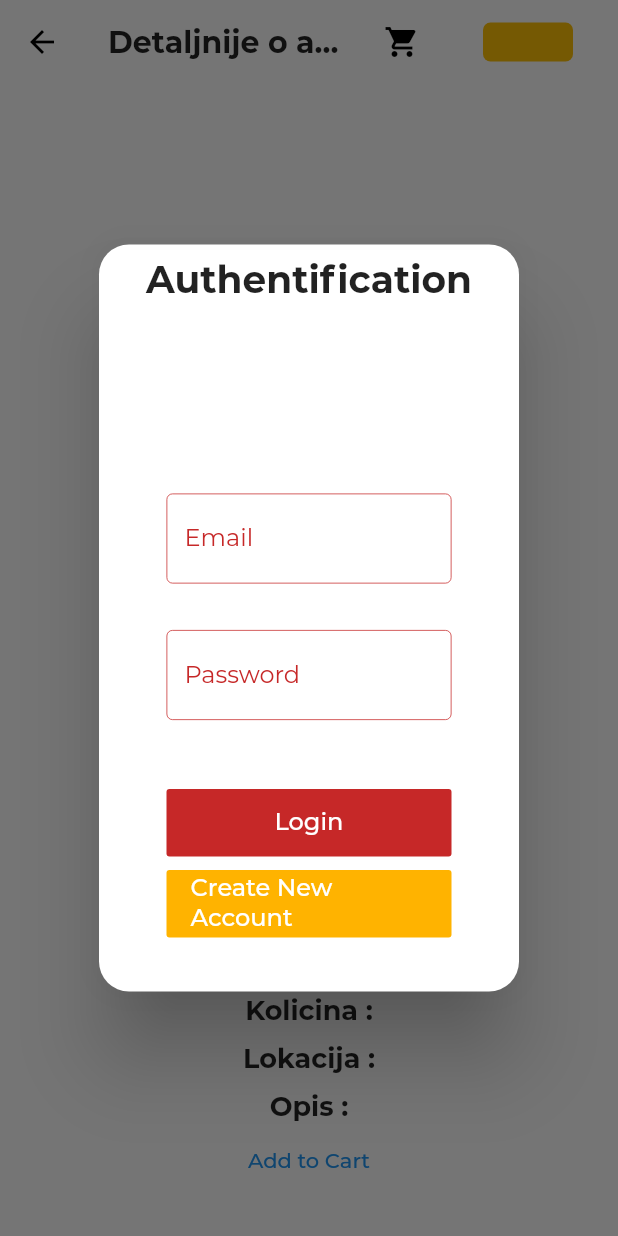
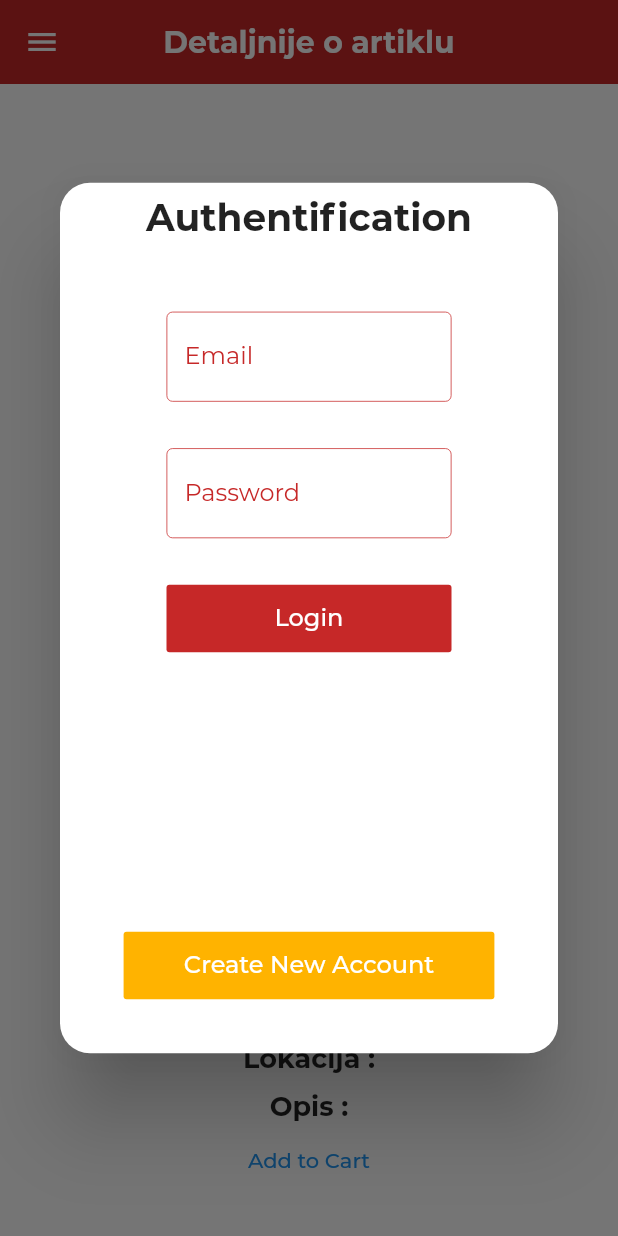
Before and after one commit to hedi-ghodhbane/flutter-shop, a Flutter app: the DetailWidget screen opened directly with empty values, after a tap on "Add to Cart", on a phone screen of 412 x 824 dp. Run offline on Flutter 3.47's test engine with Material 2 defaults, Android fonts, the phone set to English and light mode, and no system bars; drawn by our look-alikes of carousel_slider; our stand-ins replace cached_network_image, cloud_firestore, firebase_auth, firebase_core, flutter_spinkit, get and 3 more; missing offline and left inert: cloud_firestore_web, firebase_auth_web, firebase_core_web; accounts and stored records are empty; statements that could not run were skipped.

Commit message:
responsiveness + fix login issues

```diff
--- a/lib/screens/preartiki.dart
+++ b/lib/screens/preartiki.dart
@@ -330,7 +330,7 @@ class _PregledArtikalaState extends State<PregledArtikala> {
             body: Column(
               crossAxisAlignment: CrossAxisAlignment.start,
               children: [
-                SizedBox(height: 100),
+                SizedBox(height: size == Sizes.Large ? 100 : 20),
                 // size == Sizes.Large || size == Sizes.Medium
                 // ?
                 Row(
@@ -404,14 +404,19 @@ class _PregledArtikalaState extends State<PregledArtikala> {
     return Padding(
       padding: const EdgeInsets.only(left: 40.0, right: 10.0),
       child: Container(
-        width: 400,
+        width: Get.width * 0.4,
         decoration: BoxDecoration(
             borderRadius: BorderRadius.circular(6),
             color: Colors.white,
             border: Border.all(color: Colors.red[800], width: 1.5)),
         child: DropdownButtonHideUnderline(
           child: DropdownButton(
-            hint: Text('Please choose a type'),
+            hint: Text(
+              'Please choose a type',
+              style: TextStyle(
+                  fontSize:
+                      WindowSizes.size(Get.width) == Sizes.Large ? 16 : 14),
+            ),
             isExpanded: true,
             isDense: false,
             iconEnabledColor: Colors.black,
@@ -433,12 +438,18 @@ class _PregledArtikalaState extends State<PregledArtikala> {
                 searchtextEditingController.text = "";
               });
             },
+            style: TextStyle(
+                fontSize: WindowSizes.size(Get.width) == Sizes.Large ? 16 : 14),
             items: itemlist.map((location) {
               return DropdownMenuItem(
                 child: new Container(
                   child: Text(
                     location,
-                    style: TextStyle(fontSize: 16),
+                    style: TextStyle(
+                        color: Colors.black,
+                        fontSize: WindowSizes.size(Get.width) == Sizes.Large
+                            ? 16
+                            : 14),
                   ),
                 ),
                 value: location,
@@ -454,7 +465,7 @@ class _PregledArtikalaState extends State<PregledArtikala> {
     return Padding(
       padding: const EdgeInsets.only(left: 10.0, right: 40.0),
       child: Container(
-        width: 400,
+        width: Get.width * 0.4,
         decoration: BoxDecoration(
             borderRadius: BorderRadius.circular(6),
             color: Colors.white,
@@ -465,7 +476,8 @@ class _PregledArtikalaState extends State<PregledArtikala> {
             focusColor: Colors.white,
             value: _chosenValue,
             //elevation: 5,
-            style: TextStyle(color: Colors.white),
+            style: TextStyle(
+                fontSize: WindowSizes.size(Get.width) == Sizes.Large ? 16 : 12),
             iconEnabledColor: Colors.black,
             items: items.map<DropdownMenuItem<String>>((String value) {
               return DropdownMenuItem<String>(
@@ -474,7 +486,11 @@ class _PregledArtikalaState extends State<PregledArtikala> {
                   padding: const EdgeInsets.only(left: 10),
                   child: Text(
                     value,
-                    style: TextStyle(color: Colors.black, fontSize: 16),
+                    style: TextStyle(
+                        color: Colors.black,
+                        fontSize: WindowSizes.size(Get.width) == Sizes.Large
+                            ? 16
+                            : 14),
                   ),
                 ),
               );
@@ -486,10 +502,12 @@ class _PregledArtikalaState extends State<PregledArtikala> {
                 style: TextStyle(
                   fontFamily: 'Montserrat',
                   color: Colors.black,
-                  fontSize: 16,
+                  fontSize:
+                      WindowSizes.size(Get.width) == Sizes.Large ? 16 : 12,
                 ),
               ),
             ),
+
             onChanged: (String value) {
               setState(() {
                 _chosenValue = value;
@@ -768,57 +786,31 @@ class DetailWidget extends StatelessWidget {
 
   @override
   Widget build(BuildContext context) {
+    final width = MediaQuery.of(context).size.width;
+    final screenSize = WindowSizes.size(width);
     return Scaffold(
       backgroundColor: Colors.white,
-      appBar: AppBar(
-        actions: [
-          IconButton(
-              icon: Icon(Icons.shopping_cart, color: Colors.black),
-              onPressed: () {
-                userController.userData.value.cart != null
-                    ? showBarModalBottomSheet(
-                        context: context,
-                        builder: (context) => Container(
-                          color: Colors.white,
-                          child: ShoppingCartWidget(),
+      drawer: screenSize == Sizes.Large
+          ? null
+          : NavBar(
+              size: screenSize,
             ),
-                      )
-                    : Get.snackbar("Notice!", "Add Item to cart to view");
-              }),
-          Container(
-            decoration: BoxDecoration(
-              color: Colors.amber,
-              borderRadius: BorderRadius.circular(5),
-            ),
-            margin: EdgeInsets.symmetric(vertical: 15, horizontal: 30),
-            padding: EdgeInsets.symmetric(vertical: 15, horizontal: 30),
-            child: Obx(
-              () => Text(
-                // _auth.isLogged ? _auth.userEmail : "Login",
-                userController.userData.value.name ?? "",
-                style: TextStyle(
-                  color: Colors.black,
-                ),
-              ),
-            ),
-          ),
-        ],
-        leading: IconButton(
-          icon: Icon(Icons.arrow_back),
-          color: Colors.black,
-          onPressed: () {
-            Navigator.pop(context);
-          },
-        ),
+      appBar: screenSize == Sizes.Large
+          ? null
+          : AppBar(
               title: Text(
                 'Detaljnije o artiklu',
-          style: TextStyle(color: Colors.black87, fontWeight: FontWeight.bold),
+                style:
+                    TextStyle(color: Colors.white, fontWeight: FontWeight.bold),
               ),
               centerTitle: true,
               elevation: 0.0,
-        backgroundColor: Colors.white,
+              backgroundColor:
+                  screenSize == Sizes.Large ? Colors.white : Colors.red[800],
             ),
-      body: Container(
+      body: Stack(
+        children: [
+          Container(
             child: Center(
               child: SingleChildScrollView(
                 scrollDirection: Axis.vertical,
@@ -842,25 +834,29 @@ class DetailWidget extends StatelessWidget {
                     Text(
                       "Naziv artikla : $naziv",
                       textAlign: TextAlign.center,
-                  style: TextStyle(fontSize: 18.0, fontWeight: FontWeight.bold),
+                      style: TextStyle(
+                          fontSize: 18.0, fontWeight: FontWeight.bold),
                     ),
                     SizedBox(height: 10),
                     Text(
                       "Marka : $marka",
                       textAlign: TextAlign.center,
-                  style: TextStyle(fontSize: 18.0, fontWeight: FontWeight.bold),
+                      style: TextStyle(
+                          fontSize: 18.0, fontWeight: FontWeight.bold),
                     ),
                     SizedBox(height: 10),
                     Text(
                       "Model : $model",
                       textAlign: TextAlign.center,
-                  style: TextStyle(fontSize: 18.0, fontWeight: FontWeight.bold),
+                      style: TextStyle(
+                          fontSize: 18.0, fontWeight: FontWeight.bold),
                     ),
                     SizedBox(height: 10),
                     Text(
                       "Kataloski broj : $katBr",
                       textAlign: TextAlign.center,
-                  style: TextStyle(fontSize: 18.0, fontWeight: FontWeight.bold),
+                      style: TextStyle(
+                          fontSize: 18.0, fontWeight: FontWeight.bold),
                     ),
                     SizedBox(height: 10),
                     Text(
@@ -868,25 +864,29 @@ class DetailWidget extends StatelessWidget {
                           ? "Cijena : Po dogovoru"
                           : "Cijena : $cijena KM",
                       textAlign: TextAlign.center,
-                  style: TextStyle(fontSize: 18.0, fontWeight: FontWeight.bold),
+                      style: TextStyle(
+                          fontSize: 18.0, fontWeight: FontWeight.bold),
                     ),
                     SizedBox(height: 10),
                     Text(
                       "Kolicina : $kolicina",
                       textAlign: TextAlign.center,
-                  style: TextStyle(fontSize: 18.0, fontWeight: FontWeight.bold),
+                      style: TextStyle(
+                          fontSize: 18.0, fontWeight: FontWeight.bold),
                     ),
                     SizedBox(height: 10),
                     Text(
                       "Lokacija : $lokacija",
                       textAlign: TextAlign.center,
-                  style: TextStyle(fontSize: 18.0, fontWeight: FontWeight.bold),
+                      style: TextStyle(
+                          fontSize: 18.0, fontWeight: FontWeight.bold),
                     ),
                     SizedBox(height: 10),
                     Text(
                       "Opis : $opis",
                       textAlign: TextAlign.center,
-                  style: TextStyle(fontSize: 18.0, fontWeight: FontWeight.bold),
+                      style: TextStyle(
+                          fontSize: 18.0, fontWeight: FontWeight.bold),
                     ),
                     TextButton(
                         onPressed: () {
@@ -899,6 +899,18 @@ class DetailWidget extends StatelessWidget {
               ),
             ),
           ),
+          if (screenSize == Sizes.Large)
+            Positioned(
+              top: 0,
+              right: 0,
+              child: NavBar(
+                // this is to make login button round on the left when background color is white so it looks more beautiful
+                roundLoginButton: true,
+                color: Colors.white,
+              ),
+            ),
+        ],
+      ),
     );
   }
 }
--- a/lib/screens/widget/auth_wrapper.dart
+++ b/lib/screens/widget/auth_wrapper.dart
@@ -1,3 +1,4 @@
+import 'package:aewebshop/constants/sizes.dart';
 import 'package:aewebshop/controllers/user_controller.dart';
 import 'package:aewebshop/screens/auth/signup_screen.dart';
 import 'package:aewebshop/screens/widget/login_container.dart';
@@ -20,16 +21,20 @@ class _AuthWrapperState extends State<AuthWrapper> {
   int _index = 0;
   @override
   Widget build(BuildContext context) {
+    final width = MediaQuery.of(context).size.width;
+    final size = WindowSizes.size(width);
     return Card(
       elevation: 0,
+      child: SingleChildScrollView(
         child: Container(
-        width: Get.width * 0.5,
-        height: Get.height * 0.5,
+          width: size == Sizes.Large ? Get.width * 0.5 : Get.width * 0.8,
+          height: size == Sizes.Large ? Get.height * 0.5 : Get.height * 0.6,
           child: Center(
             child: Column(
               mainAxisAlignment: MainAxisAlignment.center,
               children: [
                 Expanded(
+                  flex: 3,
                   child: IndexedStack(
                     index: _index,
                     children: [LoginContainer(), SignupContainer()],
@@ -38,8 +43,9 @@ class _AuthWrapperState extends State<AuthWrapper> {
                 Padding(
                   padding: EdgeInsets.all(8.0),
                   child: Container(
-                  width: double.infinity,
                     height: 45.0,
+                    width:
+                        size == Sizes.Large ? Get.width * 0.3 : Get.width * 0.6,
                     // ignore: deprecated_member_use
                     child: FlatButton(
                       onPressed: () {
@@ -59,6 +65,7 @@ class _AuthWrapperState extends State<AuthWrapper> {
             ),
           ),
         ),
+      ),
     );
   }
 }
--- a/lib/screens/widget/login_container.dart
+++ b/lib/screens/widget/login_container.dart
@@ -1,3 +1,4 @@
+import 'package:aewebshop/constants/sizes.dart';
 import 'package:aewebshop/controllers/user_controller.dart';
 import 'package:aewebshop/screens/auth/signup_screen.dart';
 import 'package:flutter/material.dart';
@@ -17,12 +18,14 @@ class _LoginContainerState extends State<LoginContainer> {
   UserController _userController = Get.find();
   @override
   Widget build(BuildContext context) {
+    final width = MediaQuery.of(context).size.width;
+    final size = WindowSizes.size(width);
     return Container(
       width: Get.width * 0.5,
       child: Column(
         crossAxisAlignment: CrossAxisAlignment.center,
         children: [
-          SizedBox(height: 100.0),
+          SizedBox(height: size == Sizes.Large ? 100.0 : 20),
           Padding(
             padding: EdgeInsets.all(8.0),
             child: TextFormField(
@@ -79,9 +82,7 @@ class _LoginContainerState extends State<LoginContainer> {
           //   'I forgot my password?',
           //   style: TextStyle(color: Colors.yellow[800], fontSize: 16.0),
           // ),
-          SizedBox(
-            height: 15.0,
-          ),
+
           Padding(
             padding: EdgeInsets.all(8.0),
             child: Container(
--- a/lib/screens/widget/nav_bar.dart
+++ b/lib/screens/widget/nav_bar.dart
@@ -12,6 +12,7 @@ import 'package:aewebshop/controllers/user_controller.dart';
 import 'package:aewebshop/screens/auth/login_screen.dart';
 import 'package:aewebshop/screens/orders.dart';
 import 'package:aewebshop/screens/shopping_cart.dart';
+import 'package:modal_bottom_sheet/modal_bottom_sheet.dart';
 
 class NavBar extends StatelessWidget {
   final UserController _userController = Get.find();
@@ -36,11 +37,11 @@ class NavBar extends StatelessWidget {
         backgroundColor:
             MaterialStateProperty.resolveWith<Color>((states) => this.color));
     return size == Sizes.Large
-        ? forLargeScreen(buttonStyle)
-        : forSmallScreen(buttonStyle);
+        ? forLargeScreen(buttonStyle, context)
+        : forSmallScreen(buttonStyle, context);
   }
 
-  Drawer forSmallScreen(buttonStyle) {
+  Drawer forSmallScreen(buttonStyle, context) {
     return Drawer(
       child: Container(
         color: Colors.white,
@@ -69,7 +70,7 @@ class NavBar extends StatelessWidget {
               ],
             )),
             Container(
-              height: Get.height * 0.5,
+              height: Get.height * 0.7,
               alignment: Alignment.centerLeft,
               child: ListView(
                 children: [
@@ -94,7 +95,7 @@ class NavBar extends StatelessWidget {
                     thickness: 0.5,
                     color: Colors.grey[200],
                   ),
-                  myCartButton(buttonStyle),
+                  myCartButton(buttonStyle, context),
                   Divider(
                     endIndent: 40,
                     indent: 40,
@@ -114,15 +115,15 @@ class NavBar extends StatelessWidget {
     );
   }
 
-  Widget forLargeScreen(ButtonStyle buttonStyle) {
+  Widget forLargeScreen(ButtonStyle buttonStyle, context) {
     return Padding(
       padding: const EdgeInsets.all(5.0),
-      child: buildButtonBar(buttonStyle,
+      child: buildButtonBar(buttonStyle, context,
           userName: _userController.userData.value.name),
     );
   }
 
-  ButtonBar buildButtonBar(ButtonStyle buttonStyle,
+  ButtonBar buildButtonBar(ButtonStyle buttonStyle, context,
       {String userName, bool isRow = true}) {
     return ButtonBar(
       mainAxisSize: MainAxisSize.max,
@@ -134,7 +135,7 @@ class NavBar extends StatelessWidget {
         if (userName != null) showUserButton(buttonStyle, userName: userName),
         homeButton(buttonStyle),
         shopButtons(buttonStyle),
-        myCartButton(buttonStyle),
+        myCartButton(buttonStyle, context),
         ordersbutton(buttonStyle),
         logoutButton(buttonStyle),
       ],
@@ -159,11 +160,19 @@ class NavBar extends StatelessWidget {
     );
   }
 
-  TextButton myCartButton(ButtonStyle buttonStyle) {
+  TextButton myCartButton(ButtonStyle buttonStyle, context) {
     return TextButton.icon(
       style: buttonStyle,
       onPressed: () {
-        Get.to(ShoppingCartWidget());
+        _userController.userData.value.cart != null
+            ? showBarModalBottomSheet(
+                context: context,
+                builder: (context) => Container(
+                  color: Colors.white,
+                  child: ShoppingCartWidget(),
+                ),
+              )
+            : Get.snackbar("Notice!", "Add Item to cart to view");
       },
       icon: Icon(
         Icons.shopping_cart_outlined,
--- a/lib/screens/widget/signup_container.dart
+++ b/lib/screens/widget/signup_container.dart
@@ -1,3 +1,4 @@
+import 'package:aewebshop/constants/sizes.dart';
 import 'package:aewebshop/controllers/user_controller.dart';
 import 'package:flutter/material.dart';
 import 'package:get/get.dart';
@@ -16,16 +17,14 @@ class _SignupContainerState extends State<SignupContainer> {
   UserController _userController = Get.find();
   @override
   Widget build(BuildContext context) {
+    final width = MediaQuery.of(context).size.width;
+    final size = WindowSizes.size(width);
     return Container(
       width: Get.width * 0.5,
-      height: Get.width * 0.7,
       child: Column(
         crossAxisAlignment: CrossAxisAlignment.center,
         children: [
-          SizedBox(height: 30.0),
-          Padding(
-            padding: EdgeInsets.all(8.0),
-            child: TextFormField(
+          TextFormField(
             controller: _userController.fullnameTextEditingController,
             keyboardType: TextInputType.text,
             style: TextStyle(color: Colors.black),
@@ -44,13 +43,10 @@ class _SignupContainerState extends State<SignupContainer> {
               fillColor: Colors.white.withOpacity(0.2),
             ),
           ),
-          ),
           SizedBox(
             height: 15.0,
           ),
-          Padding(
-            padding: EdgeInsets.all(8.0),
-            child: TextFormField(
+          TextFormField(
             controller: _userController.emailTextEditingController,
             obscureText: false,
             keyboardType: TextInputType.emailAddress,
@@ -70,13 +66,10 @@ class _SignupContainerState extends State<SignupContainer> {
               fillColor: Colors.white.withOpacity(0.2),
             ),
           ),
-          ),
           SizedBox(
             height: 15.0,
           ),
-          Padding(
-            padding: EdgeInsets.all(8.0),
-            child: TextFormField(
+          TextFormField(
             controller: _userController.passwordTextEditingController,
             obscureText: true,
             keyboardType: TextInputType.text,
@@ -96,13 +89,10 @@ class _SignupContainerState extends State<SignupContainer> {
               fillColor: Colors.white.withOpacity(0.2),
             ),
           ),
-          ),
           SizedBox(
             height: 15.0,
           ),
-          Padding(
-            padding: EdgeInsets.all(8.0),
-            child: Container(
+          Container(
             width: double.infinity,
             height: 45.0,
             // ignore: deprecated_member_use
@@ -117,7 +107,6 @@ class _SignupContainerState extends State<SignupContainer> {
               ),
             ),
           ),
-          ),
         ],
       ),
     );
```
Also changed, not shown: lib/controllers/user_controller.dart (+28 -8 lines), 1 other file. Lines whose indentation alone changed are shown as unchanged.
